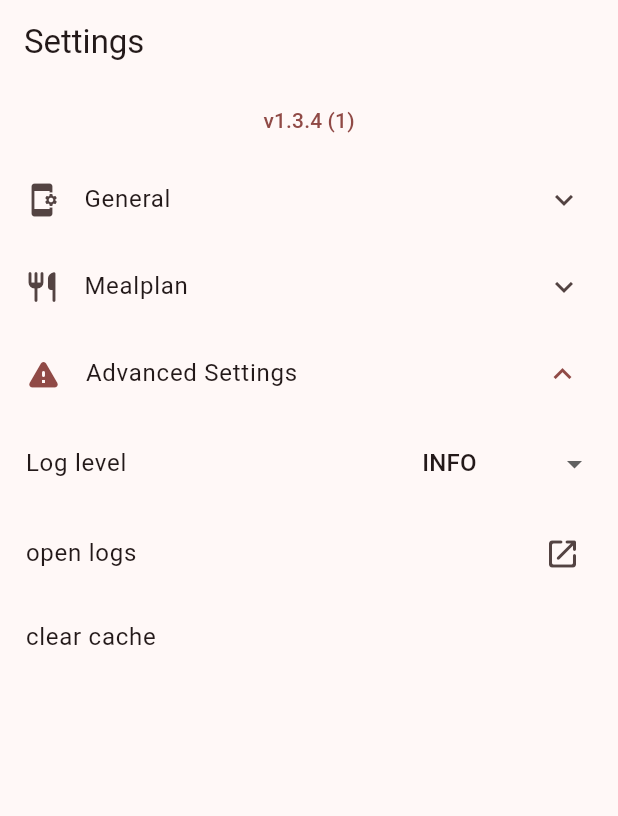
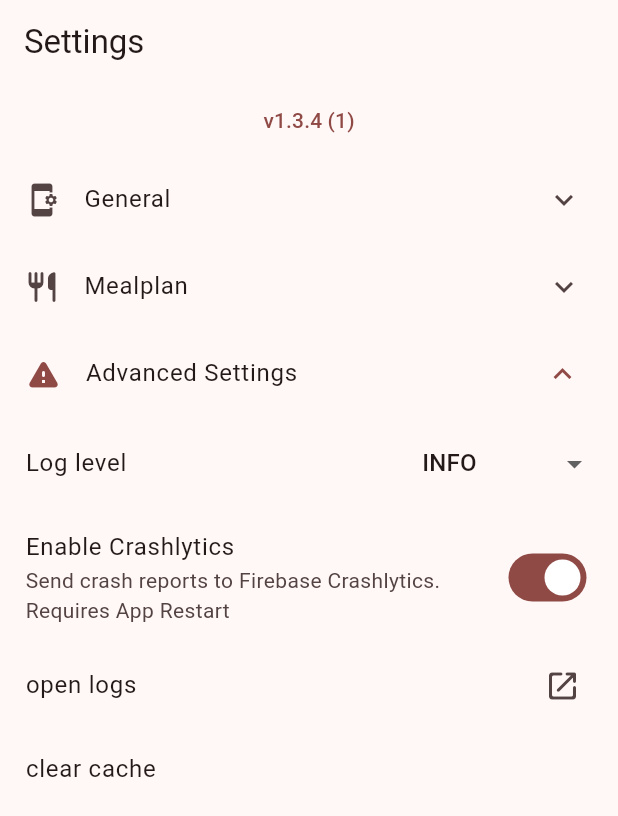
Before and after one commit to dev-redcube/betterHM, a Flutter app: the SettingsScreen screen opened by its route, after a tap on "General", after a tap on "Mealplan", after a tap on "Advanced Settings", on a phone screen of 412 x 824 dp. Shown: the top 816 px of the screen. Run offline on Flutter 3.47's test engine with Material 2 defaults, Android fonts, the phone set to English and light mode, and no system bars; drawn by our look-alikes of dynamic_color; our stand-ins replace dio, firebase_core, firebase_crashlytics, get_it, go_router, isar and 3 more; missing offline and left inert: dio_cache_interceptor; accounts and stored records are empty; generated files the repository leaves out were written again; statements that could not run were skipped.

Commit message:
crashlytics can be disabled from settings

```diff
--- a/lib/i18n/strings.i18n.json
+++ b/lib/i18n/strings.i18n.json
@@ -104,6 +104,10 @@
     "advanced": {
       "title": "Advanced Settings",
       "logLevel": "Log level",
+      "crashlytics": {
+        "label": "Enable Crashlytics",
+        "subtitle": "Send crash reports to Firebase Crashlytics. Requires App Restart"
+      },
       "logs": {
         "open": "open logs",
         "title": "Logs",
--- a/lib/i18n/strings_de.i18n.json
+++ b/lib/i18n/strings_de.i18n.json
@@ -104,6 +104,10 @@
     "advanced": {
       "title": "Erweitert",
       "logLevel": "Log level",
+      "crashlytics": {
+        "label": "Crashlytics aktivieren",
+        "subtitle": "Sendet Crashreports an Firebase Crashlytics. Benötigt App-Neustart"
+      },
       "logs": {
         "open": "Logs öffnen",
         "title": "Logs",
--- a/lib/settings/sections/advanced.dart
+++ b/lib/settings/sections/advanced.dart
@@ -1,6 +1,7 @@
 import 'package:better_hm/i18n/strings.g.dart';
 import 'package:better_hm/main.dart';
 import 'package:better_hm/settings/settings_dropdown.dart';
+import 'package:better_hm/settings/settings_switch.dart';
 import 'package:better_hm/shared/components/dropdown_list_tile.dart';
 import 'package:better_hm/shared/logger/log_entry.dart';
 import 'package:better_hm/shared/logger/logger.dart';
@@ -31,6 +32,14 @@ class AdvancedSettingsSection extends StatelessWidget {
             HMLogger().level = Level.LEVELS[value];
           },
         ),
+        SettingsSwitch(
+          title: t.settings.advanced.crashlytics.label,
+          subtitle: t.settings.advanced.crashlytics.subtitle,
+          pref: Prefs.enableCrashlytics,
+          afterChange: (_) async {
+            await setErrorHandler();
+          },
+        ),
         ListTile(
           title: Text(t.settings.advanced.logs.open),
           trailing: const Icon(Icons.open_in_new_rounded),
--- a/lib/settings/sections/mealplan.dart
+++ b/lib/settings/sections/mealplan.dart
@@ -18,7 +18,7 @@ class MealplanSettingsSection extends StatelessWidget {
         SettingsSwitch(
           title: t.settings.mealplan.showFoodLabels,
           pref: Prefs.showFoodLabels,
-        )
+        ),
       ],
     );
   }
--- a/lib/shared/prefs.dart
+++ b/lib/shared/prefs.dart
@@ -36,6 +36,7 @@ abstract class Prefs {
 
   // Advanced
   static late final PlainPref<int> logLevel;
+  static late final PlainPref<bool> enableCrashlytics;
 
   static void init() {
     if (initialized) {
@@ -53,6 +54,7 @@ abstract class Prefs {
 
     // Advanced
     logLevel = PlainPref("logLevel", LogLevel.INFO.index);
+    enableCrashlytics = PlainPref("enableCrashlytics", true);
 
     initialized = true;
   }
```
Also changed, not shown: lib/main.dart (+7 -2 lines).
